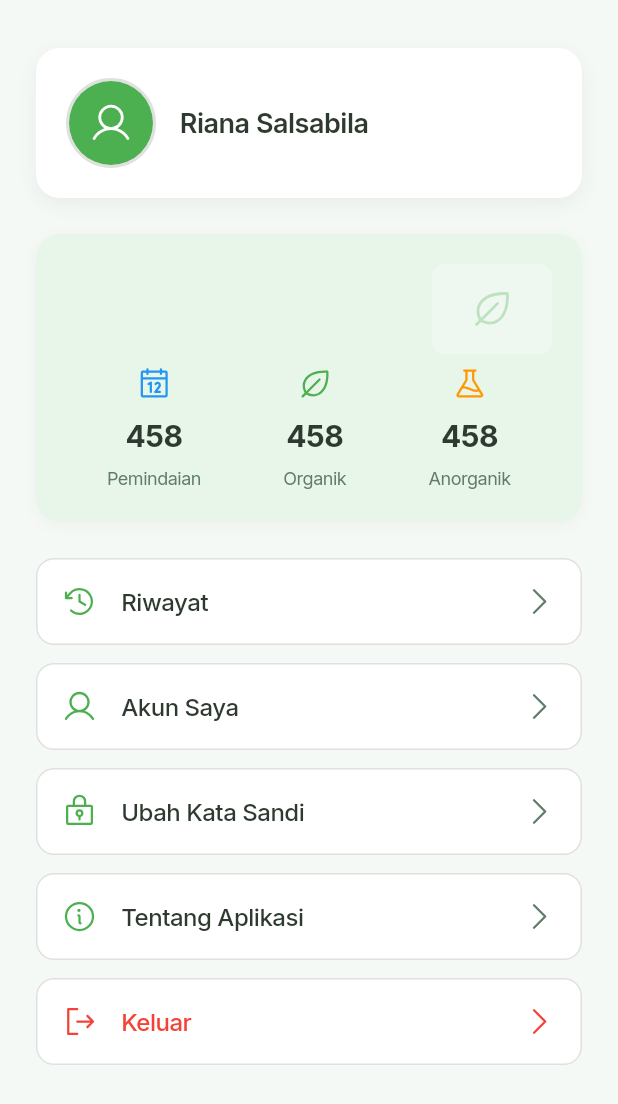
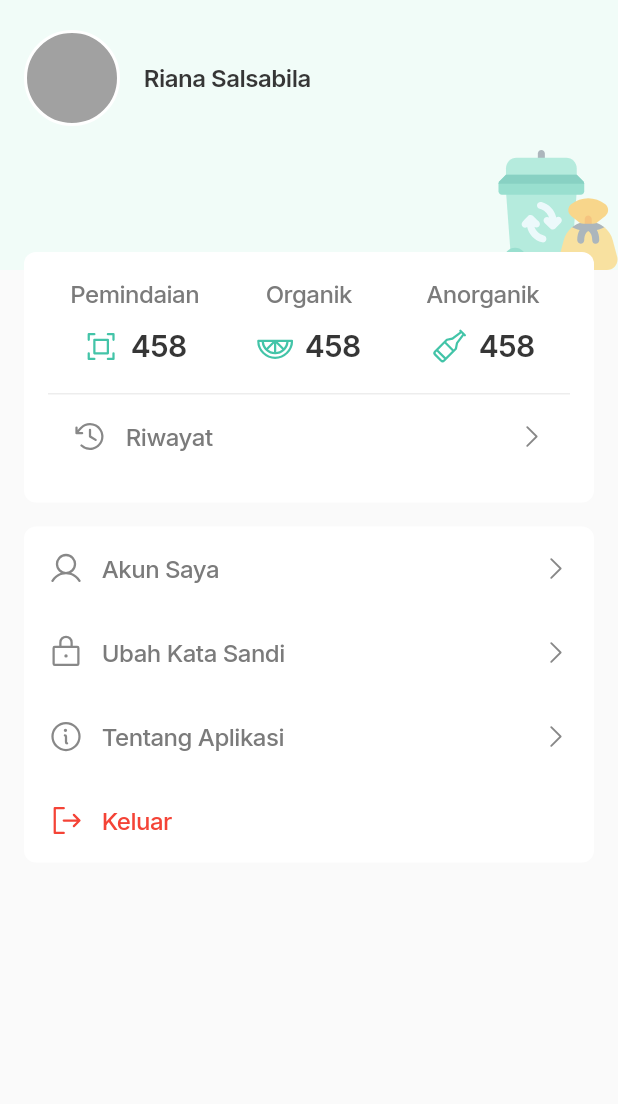
Before and after one commit to ckckckcz/PBL-Mobile, a Flutter app: the ProfilePage screen opened directly, on a phone screen of 412 x 824 dp. Shown: the top 1104 px of the screen. Run offline on Flutter 3.47's test engine with Material 3 defaults, Android fonts, the phone set to English and light mode, and no system bars; our stand-ins replace camera, carousel_slider, device_info_plus, flutter_animate, flutter_svg, google_fonts and 5 more; accounts and stored records are empty.

Commit message:
feat: add profile illustrator SVG and redesign profile page UI with updated styling and navigation.

```diff
--- a/frontend/lib/pages/profile_page.dart
+++ b/frontend/lib/pages/profile_page.dart
@@ -1,8 +1,14 @@
 import 'package:flutter/material.dart';
+import 'package:flutter/services.dart';
+import 'package:flutter_svg/flutter_svg.dart';
 import 'package:phosphor_flutter/phosphor_flutter.dart';
+import '../constants/app_colors.dart';
+import '../theme/app_typography.dart';
+import 'history.dart';
+import 'edit_profile_page.dart';
+import 'auth/change_password_step1.dart';
 import 'about_app.dart';
-import 'edit_profile_page.dart';
-import 'history.dart';
+import '../services/api_service.dart';
 
 class ProfilePage extends StatefulWidget {
   const ProfilePage({Key? key}) : super(key: key);
@@ -12,354 +18,399 @@ class ProfilePage extends StatefulWidget {
 }
 
 class _ProfilePageState extends State<ProfilePage> {
-  // Dummy data - replace with actual user data from your service
-  final String userName = 'Riana Salsabila';
-  final String userEmail = 'riana@jalar.id';
-  final String userPhone = '+62 821-2345-6789';
-  final String userBirthDate = '23/05/2000';
-  final int scanCount = 458;
-  final int organicCount = 458;
-  final int anorganicCount = 458;
-
   @override
   Widget build(BuildContext context) {
     return Scaffold(
-      backgroundColor: const Color(0xFFF5F9F6),
-      body: SafeArea(
-        child: SingleChildScrollView(
-          child: Padding(
-            padding: const EdgeInsets.all(24.0),
+      backgroundColor: AppColors.neutral[50],
+      body: AnnotatedRegion<SystemUiOverlayStyle>(
+        value: SystemUiOverlayStyle.dark.copyWith(
+          statusBarColor: Colors.transparent,
+        ),
         child: Column(
           crossAxisAlignment: CrossAxisAlignment.start,
           children: [
+            Container(
+              width: double.infinity,
+              height: 180,
+              color: AppColors.puertoRico[50], // Primary 50
+              child: Stack(
+                children: [
+                  Positioned(
+                    bottom: 0,
+                    right: 0,
+                    child: SvgPicture.asset(
+                      'assets/images/profile illustrator.svg',
+                      width: 80,
+                      height: 80,
+                    ),
+                  ),
+                  Padding(
+                    padding:
+                        const EdgeInsets.only(left: 16, right: 16, top: 20),
+                    child: SafeArea(
+                      child: Row(
+                        children: [
+                          Container(
+                            width: 64,
+                            height: 64,
+                            decoration: BoxDecoration(
+                              shape: BoxShape.circle,
+                              color: AppColors.neutral[500],
+                              border: Border.all(color: Colors.white, width: 2),
+                            ),
+                          ),
+                          const SizedBox(width: 16),
+                          Text(
+                            'Riana Salsabila',
+                            style: AppTypography.bodyMediumSemibold.copyWith(
+                              color: AppColors.textPrimary,
+                            ),
+                          ),
+                        ],
+                      ),
+                    ),
+                  ),
+                ],
+              ),
+            ),
+            Transform.translate(
+              offset: const Offset(0, -12),
+              child: Container(
+                margin: const EdgeInsets.symmetric(horizontal: 16),
+                padding: const EdgeInsets.all(16),
+                decoration: BoxDecoration(
+                  color: Colors.white,
+                  borderRadius: BorderRadius.circular(8),
+                ),
+                child: Column(
+                  children: [
+                    Row(
+                      children: [
+                        Expanded(
+                          child: Column(
+                            children: [
+                              Text(
+                                'Pemindaian',
+                                style: AppTypography.bodyMediumMedium.copyWith(
+                                  color: AppColors.textSecondary,
+                                ),
+                              ),
                               const SizedBox(height: 8),
-                // Profile Header Section
-                _buildProfileHeader(),
-                const SizedBox(height: 24),
-                // Stats Section
-                _buildStatsSection(),
-                const SizedBox(height: 24),
-                // Menu Items
-                _buildMenuItem(
-                  icon: PhosphorIcons.clockCounterClockwise(
+                              Row(
+                                mainAxisAlignment: MainAxisAlignment.center,
+                                children: [
+                                  Icon(
+                                    PhosphorIcons.scan(
                                         PhosphorIconsStyle.regular),
-                  title: 'Riwayat',
-                  onTap: () {
-                    Navigator.pushNamed(context, '/history');
-                  },
+                                    color: AppColors.primary,
+                                    size: 24,
                                   ),
-                const SizedBox(height: 12),
-                _buildMenuItem(
-                  icon: PhosphorIcons.user(PhosphorIconsStyle.regular),
-                  title: 'Akun Saya',
+                                  const SizedBox(width: 8),
+                                  Text(
+                                    '458',
+                                    style: AppTypography.heading3Semibold,
+                                  ),
+                                ],
+                              ),
+                            ],
+                          ),
+                        ),
+                        Expanded(
+                          child: Column(
+                            children: [
+                              Text(
+                                'Organik',
+                                style: AppTypography.bodyMediumMedium.copyWith(
+                                  color: AppColors.textSecondary,
+                                ),
+                              ),
+                              const SizedBox(height: 8),
+                              Row(
+                                mainAxisAlignment: MainAxisAlignment.center,
+                                children: [
+                                  Icon(
+                                    PhosphorIcons.orangeSlice(
+                                        PhosphorIconsStyle.regular),
+                                    color: AppColors.primary,
+                                    size: 24,
+                                  ),
+                                  const SizedBox(width: 8),
+                                  Text(
+                                    '458',
+                                    style: AppTypography.heading3Semibold,
+                                  ),
+                                ],
+                              ),
+                            ],
+                          ),
+                        ),
+                        Expanded(
+                          child: Column(
+                            children: [
+                              Text(
+                                'Anorganik',
+                                style: AppTypography.bodyMediumMedium.copyWith(
+                                  color: AppColors.textSecondary,
+                                ),
+                              ),
+                              const SizedBox(height: 8),
+                              Row(
+                                mainAxisAlignment: MainAxisAlignment.center,
+                                children: [
+                                  Icon(
+                                    PhosphorIcons.beerBottle(
+                                        PhosphorIconsStyle.regular),
+                                    color: AppColors.primary,
+                                    size: 24,
+                                  ),
+                                  const SizedBox(width: 8),
+                                  Text(
+                                    '458',
+                                    style: AppTypography.heading3Semibold,
+                                  ),
+                                ],
+                              ),
+                            ],
+                          ),
+                        ),
+                      ],
+                    ),
+                    const SizedBox(height: 16),
+                    Divider(
+                      color: AppColors.neutral[100],
+                      height: 1,
+                    ),
+                    GestureDetector(
                       onTap: () {
                         Navigator.push(
                           context,
                           MaterialPageRoute(
-                        builder: (context) => EditProfilePage(
-                          userName: userName,
-                          userEmail: userEmail,
-                          userPhone: userPhone,
-                          userBirthDate: userBirthDate,
+                              builder: (context) => const HistoryPage()),
+                        );
+                      },
+                      child: Padding(
+                        padding: const EdgeInsets.all(16),
+                        child: Row(
+                          children: [
+                            Icon(
+                              PhosphorIcons.clockCounterClockwise(
+                                  PhosphorIconsStyle.regular),
+                              color: AppColors.neutral[600],
+                              size: 24,
+                            ),
+                            const SizedBox(width: 12),
+                            Text(
+                              'Riwayat',
+                              style: AppTypography.bodyMediumMedium.copyWith(
+                                color: AppColors.textSecondary,
+                              ),
+                            ),
+                            const Spacer(),
+                            Icon(
+                              PhosphorIcons.caretRight(
+                                  PhosphorIconsStyle.regular),
+                              color: AppColors.neutral[600],
+                              size: 20,
+                            ),
+                          ],
+                        ),
+                      ),
+                    ),
+                  ],
+                ),
+              ),
+            ),
+            Container(
+              margin: const EdgeInsets.only(
+                  left: 16, right: 16, bottom: 16, top: 4),
+              decoration: BoxDecoration(
+                color: Colors.white,
+                borderRadius: BorderRadius.circular(8),
+              ),
+              child: Column(
+                children: [
+                  GestureDetector(
+                    onTap: () {
+                      Navigator.push(
+                        context,
+                        MaterialPageRoute(
+                          builder: (context) => const EditProfilePage(
+                            userName: 'Riana Salsabila',
+                            userEmail: 'riana.salsabila@example.com',
+                            userPhone: '+62 81234567890',
+                            userBirthDate: '23/05/2000',
                           ),
                         ),
                       );
                     },
+                    child: Padding(
+                      padding: const EdgeInsets.all(16),
+                      child: Row(
+                        children: [
+                          Icon(
+                            PhosphorIcons.user(PhosphorIconsStyle.regular),
+                            color: AppColors.neutral[600],
+                            size: 24,
                           ),
-                const SizedBox(height: 12),
-                _buildMenuItem(
-                  icon: PhosphorIcons.lockKey(PhosphorIconsStyle.regular),
-                  title: 'Ubah Kata Sandi',
-                  onTap: () {
-                    // TODO: Navigate to change password page
-                    debugPrint('Navigate to Ubah Kata Sandi');
-                  },
+                          const SizedBox(width: 12),
+                          Text(
+                            'Akun Saya',
+                            style: AppTypography.bodyMediumMedium.copyWith(
+                              color: AppColors.textSecondary,
                             ),
-                const SizedBox(height: 12),
-                _buildMenuItem(
-                  icon: PhosphorIcons.info(PhosphorIconsStyle.regular),
-                  title: 'Tentang Aplikasi',
+                          ),
+                          const Spacer(),
+                          Icon(
+                            PhosphorIcons.caretRight(
+                                PhosphorIconsStyle.regular),
+                            color: AppColors.neutral[600],
+                            size: 20,
+                          ),
+                        ],
+                      ),
+                    ),
+                  ),
+                  GestureDetector(
                     onTap: () {
                       Navigator.push(
                         context,
                         MaterialPageRoute(
-                        builder: (context) => const AboutAppPage(),
-                      ),
+                            builder: (context) =>
+                                const ChangePasswordStep1Page()),
                       );
                     },
+                    child: Padding(
+                      padding: const EdgeInsets.all(16),
+                      child: Row(
+                        children: [
+                          Icon(
+                            PhosphorIcons.lock(PhosphorIconsStyle.regular),
+                            color: AppColors.neutral[600],
+                            size: 24,
                           ),
-                const SizedBox(height: 12),
-                _buildMenuItem(
-                  icon: PhosphorIcons.signOut(PhosphorIconsStyle.regular),
-                  title: 'Keluar',
-                  isDestructive: true,
-                  onTap: () {
-                    _showLogoutDialog();
-                  },
+                          const SizedBox(width: 12),
+                          Text(
+                            'Ubah Kata Sandi',
+                            style: AppTypography.bodyMediumMedium.copyWith(
+                              color: AppColors.textSecondary,
                             ),
-                const SizedBox(height: 20),
+                          ),
+                          const Spacer(),
+                          Icon(
+                            PhosphorIcons.caretRight(
+                                PhosphorIconsStyle.regular),
+                            color: AppColors.neutral[600],
+                            size: 20,
+                          ),
                         ],
                       ),
                     ),
+                  ),
+                  GestureDetector(
+                    onTap: () {
+                      Navigator.push(
+                        context,
+                        MaterialPageRoute(
+                            builder: (context) => const AboutAppPage()),
+                      );
+                    },
+                    child: Padding(
+                      padding: const EdgeInsets.all(16),
+                      child: Row(
+                        children: [
+                          Icon(
+                            PhosphorIcons.info(PhosphorIconsStyle.regular),
+                            color: AppColors.neutral[600],
+                            size: 24,
+                          ),
+                          const SizedBox(width: 12),
+                          Text(
+                            'Tentang Aplikasi',
+                            style: AppTypography.bodyMediumMedium.copyWith(
+                              color: AppColors.textSecondary,
+                            ),
+                          ),
+                          const Spacer(),
+                          Icon(
+                            PhosphorIcons.caretRight(
+                                PhosphorIconsStyle.regular),
+                            color: AppColors.neutral[600],
+                            size: 20,
+                          ),
+                        ],
+                      ),
+                    ),
+                  ),
+                  GestureDetector(
+                    onTap: _handleLogout,
+                    child: Padding(
+                      padding: const EdgeInsets.all(16),
+                      child: Row(
+                        children: [
+                          Icon(
+                            PhosphorIcons.signOut(PhosphorIconsStyle.regular),
+                            color: AppColors.error,
+                            size: 24,
+                          ),
+                          const SizedBox(width: 12),
+                          Text(
+                            'Keluar',
+                            style: AppTypography.bodyMediumMedium.copyWith(
+                              color: AppColors.error,
+                            ),
+                          ),
+                        ],
+                      ),
+                    ),
+                  ),
+                ],
+              ),
+            )
+          ],
         ),
       ),
     );
   }
 
-  Widget _buildProfileHeader() {
-    return Container(
-      padding: const EdgeInsets.all(20),
-      decoration: BoxDecoration(
-        color: Colors.white,
-        borderRadius: BorderRadius.circular(16),
-        boxShadow: [
-          BoxShadow(
-            color: Colors.black.withOpacity(0.05),
-            blurRadius: 10,
-            offset: const Offset(0, 4),
-          ),
-        ],
-      ),
-      child: Row(
-        children: [
-          // Profile Picture
-          Container(
-            width: 60,
-            height: 60,
-            decoration: BoxDecoration(
-              shape: BoxShape.circle,
-              border: Border.all(
-                color: Colors.grey.shade300,
-                width: 2,
+  Future<void> _handleLogout() async {
+    final confirmed = await showDialog<bool>(
+      context: context,
+      builder: (context) => AlertDialog(
+        title: const Text('Konfirmasi Logout'),
+        content: const Text('Apakah Anda yakin ingin keluar dari aplikasi?'),
+        actions: [
+          TextButton(
+            onPressed: () => Navigator.pop(context, false),
+            child: const Text(
+              'Batal',
+              style: TextStyle(color: Colors.grey),
             ),
           ),
-            child: ClipOval(
-              child: Image.network(
-                'https://via.placeholder.com/60',
-                fit: BoxFit.cover,
-                errorBuilder: (context, error, stackTrace) {
-                  return Container(
-                    color: const Color(0xFF4CAF50),
-                    child: Icon(
-                      PhosphorIcons.user(PhosphorIconsStyle.regular),
-                      size: 30,
-                      color: Colors.white,
-                    ),
-                  );
-                },
-              ),
-            ),
-          ),
-          const SizedBox(width: 16),
-          // User Name
-          Expanded(
-            child: Text(
-              userName,
-              style: const TextStyle(
-                fontSize: 18,
-                fontWeight: FontWeight.w600,
-                color: Color(0xFF2E3A2F),
-              ),
+          TextButton(
+            onPressed: () => Navigator.pop(context, true),
+            child: const Text(
+              'Keluar',
+              style: TextStyle(color: AppColors.error),
             ),
           ),
         ],
       ),
     );
-  }
 
-  Widget _buildStatsSection() {
-    return Container(
-      padding: const EdgeInsets.all(20),
-      decoration: BoxDecoration(
-        color: const Color(0xFFE8F5E9),
-        borderRadius: BorderRadius.circular(16),
-        boxShadow: [
-          BoxShadow(
-            color: Colors.black.withOpacity(0.03),
-            blurRadius: 8,
-            offset: const Offset(0, 2),
-          ),
-        ],
-      ),
-      child: Column(
-        children: [
-          // Decorative image placeholder
-          Align(
-            alignment: Alignment.topRight,
-            child: Image.network(
-              'https://via.placeholder.com/80x60',
-              width: 80,
-              height: 60,
-              fit: BoxFit.contain,
-              errorBuilder: (context, error, stackTrace) {
-                return Container(
-                  width: 80,
-                  height: 60,
-                  decoration: BoxDecoration(
-                    color: Colors.white.withOpacity(0.3),
-                    borderRadius: BorderRadius.circular(8),
-                  ),
-                  child: Icon(
-                    PhosphorIcons.leaf(PhosphorIconsStyle.regular),
-                    color: const Color(0xFF4CAF50).withOpacity(0.3),
-                    size: 30,
-                  ),
-                );
-              },
-            ),
-          ),
-          const SizedBox(height: 8),
-          // Stats Row
-          Row(
-            mainAxisAlignment: MainAxisAlignment.spaceAround,
-            children: [
-              _buildStatItem(
-                icon: PhosphorIcons.calendar(PhosphorIconsStyle.regular),
-                count: scanCount.toString(),
-                label: 'Pemindaian',
-                color: const Color(0xFF2196F3),
-              ),
-              _buildStatItem(
-                icon: PhosphorIcons.leaf(PhosphorIconsStyle.regular),
-                count: organicCount.toString(),
-                label: 'Organik',
-                color: const Color(0xFF4CAF50),
-              ),
-              _buildStatItem(
-                icon: PhosphorIcons.flask(PhosphorIconsStyle.regular),
-                count: anorganicCount.toString(),
-                label: 'Anorganik',
-                color: const Color(0xFFFF9800),
-              ),
-            ],
-          ),
-        ],
-      ),
-    );
-  }
+    if (confirmed == true) {
+      if (!mounted) return;
 
-  Widget _buildStatItem({
-    required PhosphorIconData icon,
-    required String count,
-    required String label,
-    required Color color,
-  }) {
-    return Column(
-      children: [
-        Icon(icon, color: color, size: 24),
-        const SizedBox(height: 8),
-        Text(
-          count,
-          style: const TextStyle(
-            fontSize: 20,
-            fontWeight: FontWeight.w700,
-            color: Color(0xFF2E3A2F),
-          ),
-        ),
-        const SizedBox(height: 4),
-        Text(
-          label,
-          style: const TextStyle(
-            fontSize: 12,
-            color: Color(0xFF607D6B),
-          ),
-        ),
-      ],
-    );
-  }
+      // Call logout API (clears token locally too)
+      await ApiService().logout();
 
-  Widget _buildMenuItem({
-    required PhosphorIconData icon,
-    required String title,
-    required VoidCallback onTap,
-    bool isDestructive = false,
-  }) {
-    return Material(
-      color: Colors.white,
-      borderRadius: BorderRadius.circular(12),
-      child: InkWell(
-        onTap: onTap,
-        borderRadius: BorderRadius.circular(12),
-        child: Container(
-          padding: const EdgeInsets.symmetric(horizontal: 16, vertical: 16),
-          decoration: BoxDecoration(
-            border: Border.all(
-              color: const Color(0xFFE0E0E0),
-              width: 1,
-            ),
-            borderRadius: BorderRadius.circular(12),
-          ),
-          child: Row(
-            children: [
-              Icon(
-                icon,
-                color: isDestructive ? Colors.red : const Color(0xFF4CAF50),
-                size: 24,
-              ),
-              const SizedBox(width: 16),
-              Expanded(
-                child: Text(
-                  title,
-                  style: TextStyle(
-                    fontSize: 16,
-                    fontWeight: FontWeight.w500,
-                    color: isDestructive ? Colors.red : const Color(0xFF2E3A2F),
-                  ),
-                ),
-              ),
-              Icon(
-                PhosphorIcons.caretRight(PhosphorIconsStyle.regular),
-                color: isDestructive ? Colors.red : const Color(0xFF607D6B),
-                size: 24,
-              ),
-            ],
-          ),
-        ),
-      ),
-    );
-  }
+      if (!mounted) return;
 
-  void _showLogoutDialog() {
-    showDialog(
-      context: context,
-      builder: (BuildContext context) {
-        return AlertDialog(
-          shape: RoundedRectangleBorder(
-            borderRadius: BorderRadius.circular(16),
-          ),
-          title: const Text(
-            'Keluar',
-            style: TextStyle(
-              fontSize: 18,
-              fontWeight: FontWeight.w600,
-            ),
-          ),
-          content: const Text(
-            'Apakah Anda yakin ingin keluar dari akun ini?',
-            style: TextStyle(fontSize: 14),
-          ),
-          actions: [
-            TextButton(
-              onPressed: () => Navigator.pop(context),
-              child: const Text(
-                'Batal',
-                style: TextStyle(color: Color(0xFF607D6B)),
-              ),
-            ),
-            TextButton(
-              onPressed: () {
-                Navigator.pop(context);
-                // TODO: Handle logout logic
-                debugPrint('User logged out');
-              },
-              child: const Text(
-                'Keluar',
-                style: TextStyle(color: Colors.red),
-              ),
-            ),
-          ],
-        );
-      },
+      // Navigate to login page and remove all routes
+      Navigator.pushNamedAndRemoveUntil(
+        context,
+        '/login',
+        (route) => false,
       );
     }
   }
+}
```
Also changed, not shown: frontend/assets/images/profile illustrator.svg (added). Lines whose indentation alone changed are shown as unchanged.
